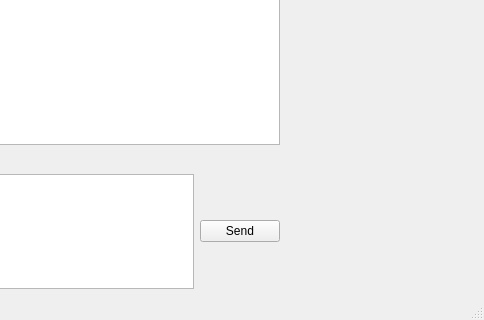
This is mainwindow.ui in Zalberth/Qssip as Qt 5 draws it before an edit; both pictures show x 316 to 800 and y 280 to 600 of the 800 by 600 pixel window. The edited form follows.
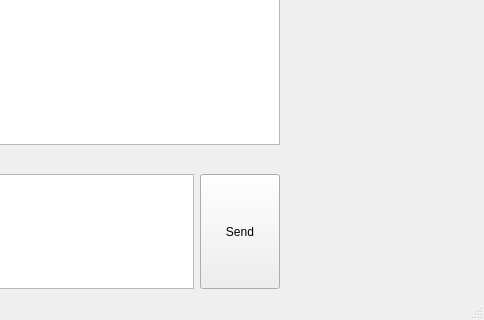
This is the edited form.

Commit message: rename;add method to send btn

```diff
--- a/mainwindow.ui
+++ b/mainwindow.ui
@@ -34,6 +34,12 @@
             </item>
             <item>
              <widget class="QPushButton" name="sendBtn">
+              <property name="sizePolicy">
+               <sizepolicy hsizetype="Minimum" vsizetype="Expanding">
+                <horstretch>0</horstretch>
+                <verstretch>0</verstretch>
+               </sizepolicy>
+              </property>
               <property name="text">
                <string>Send</string>
               </property>
```
Left out of the diff: 4 changed lines with no effect on the pictures. The commit also changes 2 other files.
